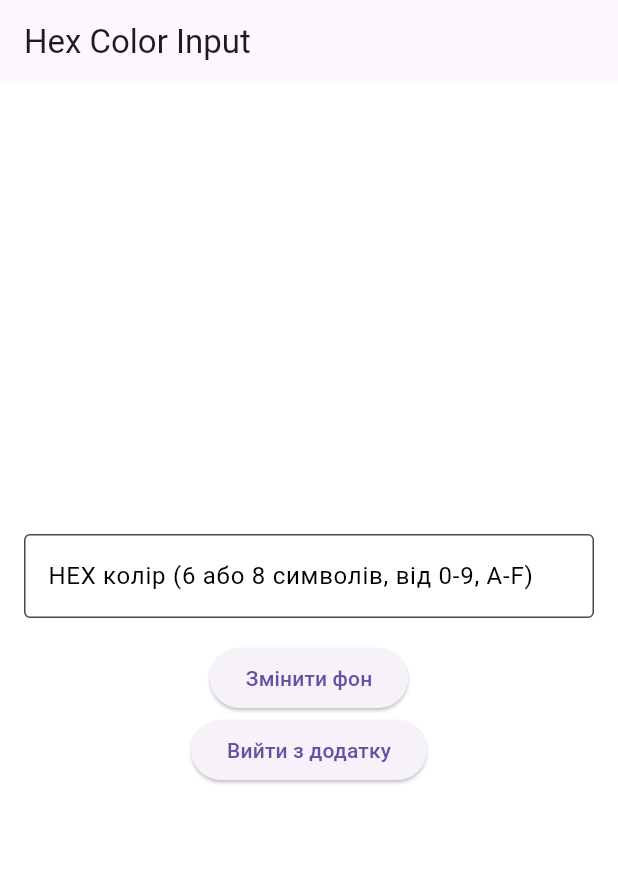
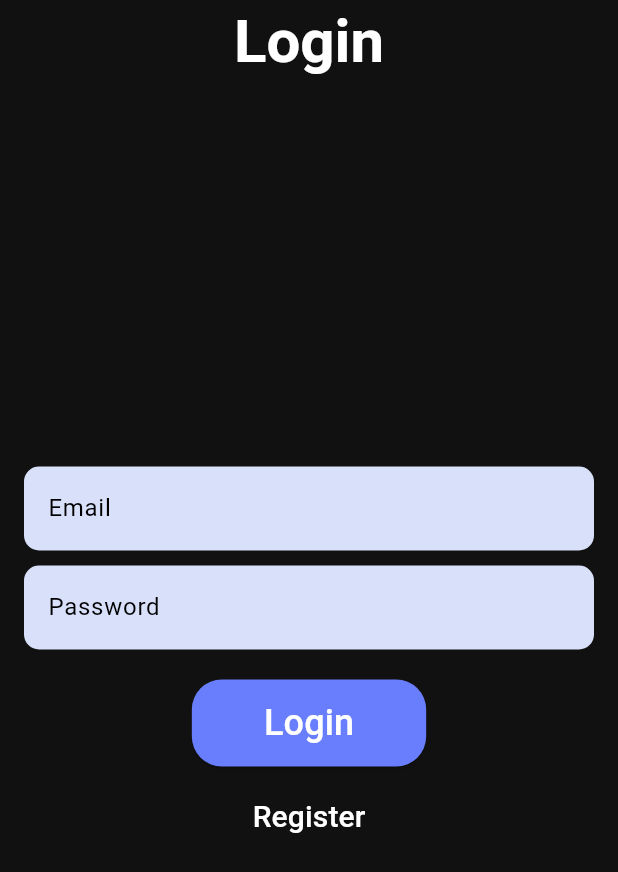
Before and after one commit to Dubyk-Yura/Mobile_labs, a Flutter app: the screen it shows after launch, on a phone screen of 412 x 824 dp. Shown: the top 872 px of the screen. Run offline on Flutter 3.47's test engine with Material 3 defaults, Android fonts, the light colour scheme and no system bars.

Commit message:
add second lab

```diff
--- a/lib/main.dart
+++ b/lib/main.dart
@@ -1,5 +1,9 @@
 import 'package:flutter/material.dart';
-import 'package:flutter/services.dart';
+import 'package:mobile_labs/page/home.dart';
+import 'package:mobile_labs/page/login.dart';
+import 'package:mobile_labs/page/main.dart';
+import 'package:mobile_labs/page/profile.dart';
+import 'package:mobile_labs/page/register.dart';
 
 void main() {
   runApp(const MyApp());
@@ -11,97 +15,22 @@ class MyApp extends StatelessWidget {
   @override
   Widget build(BuildContext context) {
     return MaterialApp(
-      title: 'Hex Color Input',
-      theme: ThemeData(primarySwatch: Colors.blue),
-      home: const ColorInputScreen(),
+      title: 'Enviroment sensor',
+      theme: ThemeData(
+        scaffoldBackgroundColor: const Color(0xff111111),
+        appBarTheme: const AppBarTheme(
+          backgroundColor: Color(0xff111111),
+        ),
+      ),
+      initialRoute: '/login',
       debugShowCheckedModeBanner: false,
+      routes: {
+        '/login': (context) => const LoginPage(),
+        '/register': (context) => const RegisterPage(),
+        '/main': (context) => const MainPage(),
+        '/profile': (context) => const ProfilePage(),
+        '/home': (context) => const HomePage(),
+      },
     );
   }
 }
-
-class ColorInputScreen extends StatefulWidget {
-  const ColorInputScreen({super.key});
-
-  @override
-  ColorInputScreenState createState() => ColorInputScreenState();
-}
-
-class ColorInputScreenState extends State<ColorInputScreen> {
-  Color backgroundColor = Colors.white;
-  final TextEditingController _controller = TextEditingController();
-
-  void _updateBackgroundColor() {
-    final String input = _controller.text.trim();
-    if (input.length == 6 || input.length == 8) {
-      try {
-        setState(() {
-          if (input.length == 6) {
-            backgroundColor = Color(
-              int.parse('0xFF$input'),
-            );
-          } else {
-            backgroundColor = Color(int.parse('0x$input'));
-          }
-        });
-      } catch (e) {
-        ScaffoldMessenger.of(context).showSnackBar(
-          const SnackBar(content: Text('Неправильний формат HEX-коду!')),
-        );
-      }
-    } else if (input == '') {
-    } else {
-      showDialog<void>(
-        context: context,
-        builder: (BuildContext context) {
-          return AlertDialog(
-            title: const Text('Помилка'),
-            content: const Text('Введений HEX-код неправильний!'),
-            actions: [
-              TextButton(
-                onPressed: () => Navigator.of(context).pop(),
-                child: const Text('OK'),
-              ),
-            ],
-          );
-        },
-      );
-    }
-    // _controller.clear();
-  }
-
-  @override
-  Widget build(BuildContext context) {
-    return Scaffold(
-      appBar: AppBar(title: const Text('Hex Color Input')),
-      body: Container(
-        color: backgroundColor,
-        padding: const EdgeInsets.all(16),
-        child: Column(
-          mainAxisAlignment: MainAxisAlignment.center,
-          children: [
-            TextField(
-              controller: _controller,
-              decoration: const InputDecoration(
-                border: OutlineInputBorder(),
-                labelText: 'HEX колір (6 або 8 символів, від 0-9, A-F)',
-                labelStyle: TextStyle(color: Colors.black),
-                filled: true,
-                fillColor: Colors.white,
-              ),
-              onSubmitted: (value) => _updateBackgroundColor(),
-            ),
-            const SizedBox(height: 16),
-            ElevatedButton(
-              onPressed: _updateBackgroundColor,
-              child: const Text('Змінити фон'),
-            ),
-            const ElevatedButton(
-              onPressed: SystemNavigator.pop,
-              child: Text('Вийти з додатку'),
-            ),
-          ],
-        ),
-      ),
-    );
-  }
-}
--- /dev/null
+++ b/lib/page/login.dart
@@ -0,0 +1,74 @@
+import 'package:flutter/material.dart';
+import 'package:mobile_labs/widgets/custom_button.dart';
+import 'package:mobile_labs/widgets/custom_text_button.dart';
+import 'package:mobile_labs/widgets/custom_textfield.dart';
+
+class LoginPage extends StatefulWidget {
+  const LoginPage({super.key});
+
+  @override
+  LoginPageState createState() => LoginPageState();
+}
+
+class LoginPageState extends State<LoginPage> {
+  final _formKey = GlobalKey<FormState>();
+  final TextEditingController emailController = TextEditingController();
+  final TextEditingController passwordController = TextEditingController();
+
+  @override
+  Widget build(BuildContext context) {
+    return Scaffold(
+      appBar: AppBar(
+        automaticallyImplyLeading: false,
+        title: const Text(
+          'Login',
+          style: TextStyle(
+            color: Colors.white,
+            fontSize: 40,
+            fontWeight: FontWeight.bold,
+          ),
+        ),
+        centerTitle: true,
+      ),
+      body: Padding(
+        padding: const EdgeInsets.all(16),
+        child: Form(
+          key: _formKey, // Додаємо Form з ключем для валідації
+          child: Column(
+            mainAxisAlignment: MainAxisAlignment.center,
+            children: [
+              CustomTextField(
+                label: 'Email',
+                controller: emailController,
+                email: true,
+                validationMessage: 'Please enter email',
+              ),
+              const SizedBox(height: 10),
+              CustomTextField(
+                label: 'Password',
+                obscureText: true,
+                controller: passwordController,
+                validationMessage: 'Please enter password',
+              ),
+              const SizedBox(height: 20),
+              CustomButton(
+                text: 'Login',
+                onPressed: () {
+                  // if (_formKey.currentState!.validate()) {
+                    Navigator.pushReplacementNamed(context, '/main');
+                  // }
+                },
+              ),
+              const SizedBox(height: 10),
+              CustomTextButton(
+                text: 'Register',
+                fontSize: 20,
+                onPressed: () => Navigator.pushNamed(context, '/register'),
+              ),
+            ],
+          ),
+        ),
+      ),
+    );
+  }
+}
--- /dev/null
+++ b/lib/widgets/custom_button.dart
@@ -0,0 +1,37 @@
+import 'package:flutter/material.dart';
+
+class CustomButton extends StatelessWidget {
+  final String text;
+  final VoidCallback onPressed;
+  final double horizontalPadding;
+  final double verticalPadding;
+
+  const CustomButton({
+    required this.text,
+    required this.onPressed,
+    super.key,
+    this.horizontalPadding = 48,
+    this.verticalPadding = 12,
+  });
+
+  @override
+  Widget build(BuildContext context) {
+    return ElevatedButton(
+      onPressed: onPressed,
+      style: ElevatedButton.styleFrom(
+        backgroundColor: const Color(0xff697efd),
+        padding: EdgeInsets.symmetric(
+          horizontal: horizontalPadding,
+          vertical: verticalPadding,
+        ),
+        shape: RoundedRectangleBorder(
+          borderRadius: BorderRadius.circular(20),
+        ),
+      ),
+      child: Text(
+        text,
+        style: const TextStyle(color: Colors.white, fontSize: 24),
+      ),
+    );
+  }
+}
--- /dev/null
+++ b/lib/widgets/custom_text_button.dart
@@ -0,0 +1,28 @@
+import 'package:flutter/material.dart';
+
+class CustomTextButton extends StatelessWidget {
+  final String text;
+  final VoidCallback onPressed;
+  final double fontSize;
+
+  const CustomTextButton({
+    required this.text,
+    required this.onPressed,
+    this.fontSize = 24,
+    super.key,
+  });
+
+  @override
+  Widget build(BuildContext context) {
+    return TextButton(
+      onPressed: onPressed,
+      style: TextButton.styleFrom(
+        backgroundColor: Colors.transparent,
+      ),
+      child: Text(
+        text,
+        style: TextStyle(color: Colors.white, fontSize: fontSize),
+      ),
+    );
+  }
+}
--- /dev/null
+++ b/lib/widgets/custom_textfield.dart
@@ -0,0 +1,79 @@
+import 'package:flutter/material.dart';
+
+class CustomTextField extends StatelessWidget {
+  final String label;
+  final TextEditingController controller;
+  final bool obscureText;
+  final bool isValid;
+  final Color backgroundColor;
+  final Color borderColor;
+  final String validationMessage;
+  final bool email;
+
+  const CustomTextField({
+    required this.label,
+    required this.controller,
+    this.email = false,
+    super.key,
+    this.obscureText = false,
+    this.isValid = true,
+    this.backgroundColor = const Color(0xffd9e0fa),
+    this.borderColor = const Color(0xffd9e0fa),
+    this.validationMessage = 'This field cannot be empty',
+  });
+
+  @override
+  Widget build(BuildContext context) {
+    return TextFormField(
+      controller: controller,
+      obscureText: obscureText,
+      style: const TextStyle(color: Colors.black),
+      decoration: InputDecoration(
+        hintText: label,
+        hintStyle: const TextStyle(color: Colors.black),
+        filled: true,
+        fillColor: backgroundColor,
+        border: OutlineInputBorder(borderRadius: BorderRadius.circular(20)),
+        enabledBorder: OutlineInputBorder(
+          borderRadius: BorderRadius.circular(10),
+          borderSide: const BorderSide(
+            color: Colors.transparent,
+          ),
+        ),
+        focusedBorder: OutlineInputBorder(
+          borderRadius: BorderRadius.circular(20),
+          borderSide: const BorderSide(
+            color: Colors.transparent,
+          ),
+        ),
+        errorBorder: OutlineInputBorder(
+          borderRadius: BorderRadius.circular(20),
+          borderSide: const BorderSide(color: Colors.red, width: 2),
+        ),
+        focusedErrorBorder: OutlineInputBorder(
+          borderRadius: BorderRadius.circular(20),
+          borderSide: const BorderSide(color: Colors.red, width: 2),
+        ),
+      ),
+      validator: (value) {
+        if (value == null || value.isEmpty) {
+          return validationMessage;
+        }
+        if (email) {
+          final RegExp emailRegex = RegExp(
+              r"(?:[a-z0-9!#$%&'*+/=?^_`{|}~-]+(?:\.[a-z0-9!#$%&'"
+              r'*+/=?^_`{|}~-]+)*|"(?:[\x01-\x08\x0b\x0c\x0e-\x1f\x21\x23-\x5b\x5d-'
+              r'\x7f]|\\[\x01-\x09\x0b\x0c\x0e-\x7f])*")@(?:(?:[a-z0-9](?:[a-z0-9-]*'
+              r'[a-z0-9])?\.)+[a-z0-9](?:[a-z0-9-]*[a-z0-9])?|\[(?:(?:(2(5[0-5]|[0-4]'
+              r'[0-9])|1[0-9][0-9]|[1-9]?[0-9]))\.){3}(?:(2(5[0-5]|[0-4][0-9])|1[0-9]'
+              r'[0-9]|[1-9]?[0-9])|[a-z0-9-]*[a-z0-9]:(?:[\x01-\x08\x0b\x0c\x0e-\x1f\'
+              r'x21-\x5a\x53-\x7f]|\\[\x01-\x09\x0b\x0c\x0e-\x7f])+)\])');
+          if (!emailRegex.hasMatch(value)) {
+            return 'Please enter a valid email address';
+          }
+        }
+        return null;
+      },
+    );
+  }
+}
--- a/pubspec.yaml
+++ b/pubspec.yaml
@@ -51,7 +51,8 @@ dev_dependencies:
 
 # The following section is specific to Flutter packages.
 flutter:
-
+  assets:
+    - lib/photo/profile_photo.png
   # The following line ensures that the Material Icons font is
   # included with your application, so that you can use the icons in
   # the material Icons class.
```
Also changed, not shown: lib/page/home.dart (added, +71 -0 lines), lib/page/main.dart (added, +62 -0 lines), lib/page/profile.dart (added, +43 -0 lines), lib/page/register.dart (added, +86 -0 lines), lib/photo/profile_photo.png (added), 1 other file.
